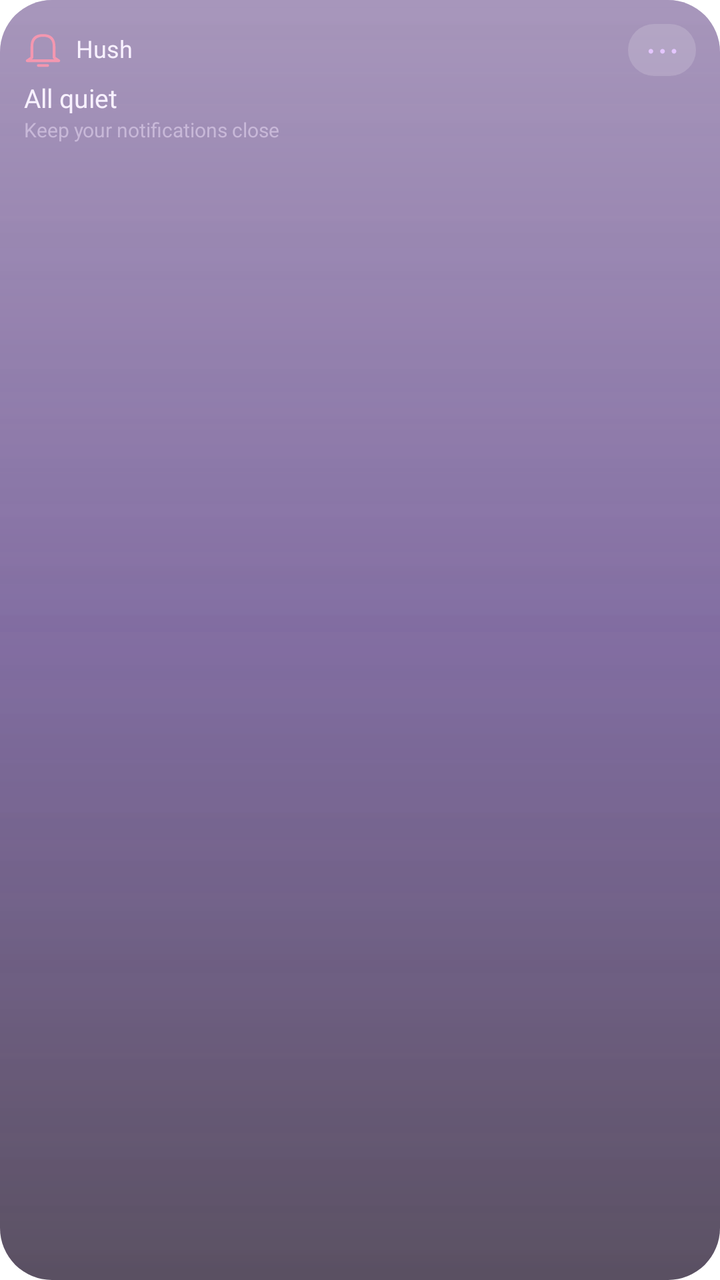
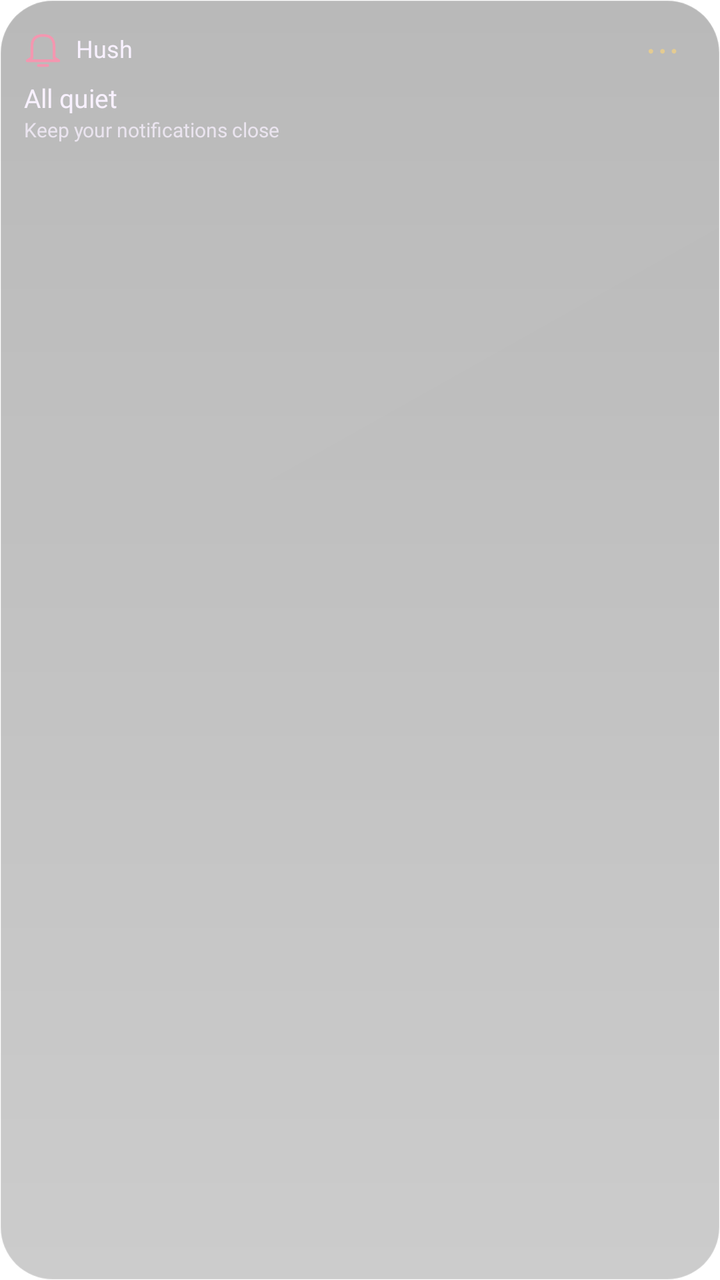

An Android layout rendered at two revisions. The XML below is the earlier revision; the diff shows what the commit changed to produce the second picture.
<!-- AndroidManifest.xml: application theme Theme.Lumen -->
<!-- res/layout/widget_preview_hush.xml -->
<?xml version='1.0' encoding='utf-8'?>
<LinearLayout xmlns:android="http://schemas.android.com/apk/res/android" android:id="@+id/widget_root" android:layout_width="match_parent" android:layout_height="match_parent" android:orientation="vertical" android:padding="12dp" android:background="@drawable/widget_glass_dark_balanced">
    <LinearLayout android:layout_width="match_parent" android:layout_height="wrap_content" android:orientation="horizontal" android:gravity="center_vertical">
        <ImageView android:id="@+id/widget_icon" android:layout_width="19dp" android:layout_height="19dp" android:contentDescription="@null" android:src="@drawable/widget_ic_hush" />
        <TextView android:id="@+id/widget_title" android:layout_width="0dp" android:layout_weight="1" android:layout_height="wrap_content" android:layout_marginStart="7dp" android:text="@string/widget_hush" android:textColor="#F8F1FF" android:textSize="12sp" android:fontFamily="@font/outfit_medium" android:maxLines="1" android:ellipsize="end" android:includeFontPadding="false" />
        <TextView android:id="@+id/widget_action" android:layout_width="34dp" android:layout_height="26dp" android:gravity="center" android:text="@string/widget_more" android:textSize="19sp" android:textColor="#E4C6FF" android:contentDescription="@string/widget_open" android:background="@drawable/widget_control" android:includeFontPadding="false" />
    </LinearLayout>
    <TextView android:id="@+id/widget_detail" android:layout_width="match_parent" android:layout_height="wrap_content" android:layout_marginTop="4dp" android:text="@string/widget_preview_hush_detail" android:textColor="#F8F1FF" android:textSize="13sp" android:fontFamily="@font/outfit_medium" android:maxLines="2" android:ellipsize="end" android:visibility="visible" android:includeFontPadding="false" />
    <Chronometer android:id="@+id/widget_timer" android:layout_width="match_parent" android:layout_height="24dp" android:textColor="#F8F1FF" android:textSize="20sp" android:fontFamily="@font/outfit_medium" android:visibility="gone" android:includeFontPadding="false" />
    <TextView android:id="@+id/widget_status" android:layout_width="match_parent" android:layout_height="wrap_content" android:layout_marginTop="2dp" android:textColor="#C8B8D8" android:textSize="10sp" android:maxLines="2" android:ellipsize="end" android:text="@string/widget_preview_hush_status" android:visibility="visible" android:includeFontPadding="false" />
    <LinearLayout android:id="@+id/widget_photos" android:layout_width="match_parent" android:layout_height="44dp" android:layout_marginTop="4dp" android:orientation="horizontal" android:gravity="center_vertical" android:visibility="gone">
        <ImageView android:id="@+id/widget_photo1" android:layout_width="0dp" android:layout_weight="1" android:layout_height="40dp" android:layout_marginEnd="4dp" android:scaleType="centerCrop" android:background="@drawable/widget_photo_frame" android:contentDescription="@string/widget_photo" android:visibility="gone" />
        <ImageView android:id="@+id/widget_photo2" android:layout_width="0dp" android:layout_weight="1" android:layout_height="40dp" android:layout_marginEnd="4dp" android:scaleType="centerCrop" android:background="@drawable/widget_photo_frame" android:contentDescription="@string/widget_photo" android:visibility="gone" />
        <ImageView android:id="@+id/widget_photo3" android:layout_width="0dp" android:layout_weight="1" android:layout_height="40dp" android:layout_marginEnd="4dp" android:scaleType="centerCrop" android:background="@drawable/widget_photo_frame" android:contentDescription="@string/widget_photo" android:visibility="gone" />
        <ImageView android:id="@+id/widget_photo4" android:layout_width="0dp" android:layout_weight="1" android:layout_height="40dp" android:layout_marginEnd="4dp" android:scaleType="centerCrop" android:background="@drawable/widget_photo_frame" android:contentDescription="@string/widget_photo" android:visibility="gone" />
    </LinearLayout>
    <LinearLayout android:id="@+id/widget_photo_names" android:layout_width="match_parent" android:layout_height="12dp" android:orientation="horizontal" android:visibility="gone">
        <TextView android:id="@+id/widget_person1" android:layout_width="0dp" android:layout_weight="1" android:layout_height="match_parent" android:textColor="#C8B8D8" android:textSize="9sp" android:gravity="center" android:maxLines="1" android:ellipsize="end" android:includeFontPadding="false" />
        <TextView android:id="@+id/widget_person2" android:layout_width="0dp" android:layout_weight="1" android:layout_height="match_parent" android:textColor="#C8B8D8" android:textSize="9sp" android:gravity="center" android:maxLines="1" android:ellipsize="end" android:includeFontPadding="false" />
        <TextView android:id="@+id/widget_person3" android:layout_width="0dp" android:layout_weight="1" android:layout_height="match_parent" android:textColor="#C8B8D8" android:textSize="9sp" android:gravity="center" android:maxLines="1" android:ellipsize="end" android:includeFontPadding="false" />
        <TextView android:id="@+id/widget_person4" android:layout_width="0dp" android:layout_weight="1" android:layout_height="match_parent" android:textColor="#C8B8D8" android:textSize="9sp" android:gravity="center" android:maxLines="1" android:ellipsize="end" android:includeFontPadding="false" />
    </LinearLayout>
    <LinearLayout android:id="@+id/widget_row1" android:layout_width="match_parent" android:layout_height="24dp" android:orientation="horizontal" android:gravity="center_vertical" android:visibility="gone">
        <TextView android:id="@+id/widget_check1" android:layout_width="34dp" android:layout_height="match_parent" android:text="@string/widget_circle" android:textColor="#E4C6FF" android:textSize="22sp" android:gravity="center_vertical" android:includeFontPadding="false" />
        <TextView android:id="@+id/widget_task1" android:layout_width="0dp" android:layout_weight="1" android:layout_height="wrap_content" android:textColor="#F8F1FF" android:textSize="12sp" android:maxLines="1" android:ellipsize="end" android:includeFontPadding="false" />
    </LinearLayout>
    <LinearLayout android:id="@+id/widget_row2" android:layout_width="match_parent" android:layout_height="24dp" android:orientation="horizontal" android:gravity="center_vertical" android:visibility="gone">
        <TextView android:id="@+id/widget_check2" android:layout_width="34dp" android:layout_height="match_parent" android:text="@string/widget_circle" android:textColor="#E4C6FF" android:textSize="22sp" android:gravity="center_vertical" android:includeFontPadding="false" />
        <TextView android:id="@+id/widget_task2" android:layout_width="0dp" android:layout_weight="1" android:layout_height="wrap_content" android:textColor="#F8F1FF" android:textSize="12sp" android:maxLines="1" android:ellipsize="end" android:includeFontPadding="false" />
    </LinearLayout>
    <TextView android:id="@+id/widget_button" android:layout_width="match_parent" android:layout_height="28dp" android:layout_marginTop="4dp" android:gravity="center" android:textColor="#2A1048" android:fontFamily="@font/outfit_medium" android:textSize="12sp" android:background="@drawable/widget_pill" android:visibility="gone" android:text="@string/widget_preview_hush_button" android:includeFontPadding="false" />
    <ProgressBar android:id="@+id/widget_meter" android:layout_width="match_parent" android:layout_height="4dp" android:layout_marginTop="8dp" android:max="100" android:progressTint="#C084FC" android:progressBackgroundTint="#33E4C6FF" android:visibility="gone" style="?android:attr/progressBarStyleHorizontal" />
</LinearLayout>
<!-- resources referenced by this layout -->
<resources>
  <!-- drawable widget_control (drawable) -->
  <?xml version="1.0" encoding="utf-8"?>
  <shape xmlns:android="http://schemas.android.com/apk/res/android">
      <corners android:radius="16dp" />
      <solid android:color="#28FFFFFF" />
  </shape>
  <!-- drawable widget_glass_dark_balanced (drawable) -->
  <?xml version="1.0" encoding="utf-8"?>
  <layer-list xmlns:android="http://schemas.android.com/apk/res/android">
      <item>
          <shape>
              <corners android:radius="26dp" />
              <gradient
                  android:angle="270"
                  android:startColor="#993B1568"
                  android:centerColor="#A62E1060"
                  android:endColor="#B314061F" />
          </shape>
      </item>
      <item>
          <shape>
              <corners android:radius="26dp" />
              <gradient
                  android:angle="270"
                  android:startColor="#40FFFFFF"
                  android:centerColor="#18E4C6FF"
                  android:endColor="#00FFFFFF" />
          </shape>
      </item>
  </layer-list>
  <!-- drawable widget_ic_hush (drawable) -->
  <vector xmlns:android="http://schemas.android.com/apk/res/android" android:width="24dp" android:height="24dp" android:viewportWidth="24" android:viewportHeight="24"><path android:pathData="M5,17 L5,10 Q5,3 12,3 Q19,3 19,10 L19,17 L22,19 L2,19 Z M9,22 L15,22" android:fillColor="@android:color/transparent" android:strokeColor="#F397B0" android:strokeWidth="1.7" android:strokeLineCap="round" android:strokeLineJoin="round" /></vector>
  <!-- drawable widget_photo_frame (drawable) -->
  <?xml version="1.0" encoding="utf-8"?>
  <shape xmlns:android="http://schemas.android.com/apk/res/android">
      <corners android:radius="16dp" />
      <solid android:color="#3314061F" />
  </shape>
  <!-- drawable widget_pill (drawable) -->
  <?xml version="1.0" encoding="utf-8"?>
  <shape xmlns:android="http://schemas.android.com/apk/res/android">
      <corners android:radius="22dp" />
      <gradient
          android:angle="0"
          android:startColor="#E9D5FF"
          android:centerColor="#D8B4FE"
          android:endColor="#F0ABFC" />
  </shape>
  <string name="widget_circle">○</string>
  <string name="widget_hush">Hush</string>
  <string name="widget_more">⋯</string>
  <string name="widget_open">Open widget</string>
  <string name="widget_photo">Photo</string>
  <string name="widget_preview_hush_button" />
  <string name="widget_preview_hush_detail">All quiet</string>
  <string name="widget_preview_hush_status">Keep your notifications close</string>
  <style name="Theme.Lumen" parent="android:Theme.Material.NoActionBar">
          <item name="android:windowShowWallpaper">true</item>
          <item name="android:windowBackground">@android:color/transparent</item>
          <item name="android:colorBackgroundCacheHint">@null</item>
          <item name="android:statusBarColor">@android:color/transparent</item>
          <item name="android:navigationBarColor">@android:color/transparent</item>
          <item name="android:windowDrawsSystemBarBackgrounds">true</item>
          <item name="android:windowLightStatusBar">false</item>
      </style>
</resources>

<!-- the commit's change to res/layout/widget_preview_hush.xml (unified diff, before → after) -->
@@ -3,11 +3,11 @@
     <LinearLayout android:layout_width="match_parent" android:layout_height="wrap_content" android:orientation="horizontal" android:gravity="center_vertical">
         <ImageView android:id="@+id/widget_icon" android:layout_width="19dp" android:layout_height="19dp" android:contentDescription="@null" android:src="@drawable/widget_ic_hush" />
         <TextView android:id="@+id/widget_title" android:layout_width="0dp" android:layout_weight="1" android:layout_height="wrap_content" android:layout_marginStart="7dp" android:text="@string/widget_hush" android:textColor="#F8F1FF" android:textSize="12sp" android:fontFamily="@font/outfit_medium" android:maxLines="1" android:ellipsize="end" android:includeFontPadding="false" />
-        <TextView android:id="@+id/widget_action" android:layout_width="34dp" android:layout_height="26dp" android:gravity="center" android:text="@string/widget_more" android:textSize="19sp" android:textColor="#E4C6FF" android:contentDescription="@string/widget_open" android:background="@drawable/widget_control" android:includeFontPadding="false" />
+        <TextView android:id="@+id/widget_action" android:layout_width="34dp" android:layout_height="26dp" android:gravity="center" android:text="@string/widget_more" android:textSize="19sp" android:textColor="#E4CB91" android:contentDescription="@string/widget_open" android:background="@drawable/widget_control" android:includeFontPadding="false" />
     </LinearLayout>
     <TextView android:id="@+id/widget_detail" android:layout_width="match_parent" android:layout_height="wrap_content" android:layout_marginTop="4dp" android:text="@string/widget_preview_hush_detail" android:textColor="#F8F1FF" android:textSize="13sp" android:fontFamily="@font/outfit_medium" android:maxLines="2" android:ellipsize="end" android:visibility="visible" android:includeFontPadding="false" />
     <Chronometer android:id="@+id/widget_timer" android:layout_width="match_parent" android:layout_height="24dp" android:textColor="#F8F1FF" android:textSize="20sp" android:fontFamily="@font/outfit_medium" android:visibility="gone" android:includeFontPadding="false" />
-    <TextView android:id="@+id/widget_status" android:layout_width="match_parent" android:layout_height="wrap_content" android:layout_marginTop="2dp" android:textColor="#C8B8D8" android:textSize="10sp" android:maxLines="2" android:ellipsize="end" android:text="@string/widget_preview_hush_status" android:visibility="visible" android:includeFontPadding="false" />
+    <TextView android:id="@+id/widget_status" android:layout_width="match_parent" android:layout_height="wrap_content" android:layout_marginTop="2dp" android:textColor="#C4F8F1FF" android:textSize="10sp" android:maxLines="2" android:ellipsize="end" android:text="@string/widget_preview_hush_status" android:visibility="visible" android:includeFontPadding="false" />
     <LinearLayout android:id="@+id/widget_photos" android:layout_width="match_parent" android:layout_height="44dp" android:layout_marginTop="4dp" android:orientation="horizontal" android:gravity="center_vertical" android:visibility="gone">
         <ImageView android:id="@+id/widget_photo1" android:layout_width="0dp" android:layout_weight="1" android:layout_height="40dp" android:layout_marginEnd="4dp" android:scaleType="centerCrop" android:background="@drawable/widget_photo_frame" android:contentDescription="@string/widget_photo" android:visibility="gone" />
         <ImageView android:id="@+id/widget_photo2" android:layout_width="0dp" android:layout_weight="1" android:layout_height="40dp" android:layout_marginEnd="4dp" android:scaleType="centerCrop" android:background="@drawable/widget_photo_frame" android:contentDescription="@string/widget_photo" android:visibility="gone" />
@@ -15,17 +15,17 @@
         <ImageView android:id="@+id/widget_photo4" android:layout_width="0dp" android:layout_weight="1" android:layout_height="40dp" android:layout_marginEnd="4dp" android:scaleType="centerCrop" android:background="@drawable/widget_photo_frame" android:contentDescription="@string/widget_photo" android:visibility="gone" />
     </LinearLayout>
     <LinearLayout android:id="@+id/widget_photo_names" android:layout_width="match_parent" android:layout_height="12dp" android:orientation="horizontal" android:visibility="gone">
-        <TextView android:id="@+id/widget_person1" android:layout_width="0dp" android:layout_weight="1" android:layout_height="match_parent" android:textColor="#C8B8D8" android:textSize="9sp" android:gravity="center" android:maxLines="1" android:ellipsize="end" android:includeFontPadding="false" />
-        <TextView android:id="@+id/widget_person2" android:layout_width="0dp" android:layout_weight="1" android:layout_height="match_parent" android:textColor="#C8B8D8" android:textSize="9sp" android:gravity="center" android:maxLines="1" android:ellipsize="end" android:includeFontPadding="false" />
-        <TextView android:id="@+id/widget_person3" android:layout_width="0dp" android:layout_weight="1" android:layout_height="match_parent" android:textColor="#C8B8D8" android:textSize="9sp" android:gravity="center" android:maxLines="1" android:ellipsize="end" android:includeFontPadding="false" />
-        <TextView android:id="@+id/widget_person4" android:layout_width="0dp" android:layout_weight="1" android:layout_height="match_parent" android:textColor="#C8B8D8" android:textSize="9sp" android:gravity="center" android:maxLines="1" android:ellipsize="end" android:includeFontPadding="false" />
+        <TextView android:id="@+id/widget_person1" android:layout_width="0dp" android:layout_weight="1" android:layout_height="match_parent" android:textColor="#C4F8F1FF" android:textSize="9sp" android:gravity="center" android:maxLines="1" android:ellipsize="end" android:includeFontPadding="false" />
+        <TextView android:id="@+id/widget_person2" android:layout_width="0dp" android:layout_weight="1" android:layout_height="match_parent" android:textColor="#C4F8F1FF" android:textSize="9sp" android:gravity="center" android:maxLines="1" android:ellipsize="end" android:includeFontPadding="false" />
+        <TextView android:id="@+id/widget_person3" android:layout_width="0dp" android:layout_weight="1" android:layout_height="match_parent" android:textColor="#C4F8F1FF" android:textSize="9sp" android:gravity="center" android:maxLines="1" android:ellipsize="end" android:includeFontPadding="false" />
+        <TextView android:id="@+id/widget_person4" android:layout_width="0dp" android:layout_weight="1" android:layout_height="match_parent" android:textColor="#C4F8F1FF" android:textSize="9sp" android:gravity="center" android:maxLines="1" android:ellipsize="end" android:includeFontPadding="false" />
     </LinearLayout>
     <LinearLayout android:id="@+id/widget_row1" android:layout_width="match_parent" android:layout_height="24dp" android:orientation="horizontal" android:gravity="center_vertical" android:visibility="gone">
-        <TextView android:id="@+id/widget_check1" android:layout_width="34dp" android:layout_height="match_parent" android:text="@string/widget_circle" android:textColor="#E4C6FF" android:textSize="22sp" android:gravity="center_vertical" android:includeFontPadding="false" />
+        <TextView android:id="@+id/widget_check1" android:layout_width="34dp" android:layout_height="match_parent" android:text="@string/widget_circle" android:textColor="#E4CB91" android:textSize="22sp" android:gravity="center_vertical" android:includeFontPadding="false" />
         <TextView android:id="@+id/widget_task1" android:layout_width="0dp" android:layout_weight="1" android:layout_height="wrap_content" android:textColor="#F8F1FF" android:textSize="12sp" android:maxLines="1" android:ellipsize="end" android:includeFontPadding="false" />
     </LinearLayout>
     <LinearLayout android:id="@+id/widget_row2" android:layout_width="match_parent" android:layout_height="24dp" android:orientation="horizontal" android:gravity="center_vertical" android:visibility="gone">
-        <TextView android:id="@+id/widget_check2" android:layout_width="34dp" android:layout_height="match_parent" android:text="@string/widget_circle" android:textColor="#E4C6FF" android:textSize="22sp" android:gravity="center_vertical" android:includeFontPadding="false" />
+        <TextView android:id="@+id/widget_check2" android:layout_width="34dp" android:layout_height="match_parent" android:text="@string/widget_circle" android:textColor="#E4CB91" android:textSize="22sp" android:gravity="center_vertical" android:includeFontPadding="false" />
         <TextView android:id="@+id/widget_task2" android:layout_width="0dp" android:layout_weight="1" android:layout_height="wrap_content" android:textColor="#F8F1FF" android:textSize="12sp" android:maxLines="1" android:ellipsize="end" android:includeFontPadding="false" />
     </LinearLayout>
     <TextView android:id="@+id/widget_button" android:layout_width="match_parent" android:layout_height="28dp" android:layout_marginTop="4dp" android:gravity="center" android:textColor="#2A1048" android:fontFamily="@font/outfit_medium" android:textSize="12sp" android:background="@drawable/widget_pill" android:visibility="gone" android:text="@string/widget_preview_hush_button" android:includeFontPadding="false" />
<!-- resource entries referenced after the edit -->
@@ -2,51 +2,31 @@
 <resources>
   <!-- drawable widget_control (drawable) -->
   <?xml version="1.0" encoding="utf-8"?>
-  <shape xmlns:android="http://schemas.android.com/apk/res/android">
-      <corners android:radius="16dp" />
-      <solid android:color="#28FFFFFF" />
-  </shape>
+  <shape xmlns:android="http://schemas.android.com/apk/res/android"><solid android:color="#00000000" /></shape>
   <!-- drawable widget_glass_dark_balanced (drawable) -->
   <?xml version="1.0" encoding="utf-8"?>
   <layer-list xmlns:android="http://schemas.android.com/apk/res/android">
-      <item>
-          <shape>
-              <corners android:radius="26dp" />
-              <gradient
-                  android:angle="270"
-                  android:startColor="#993B1568"
-                  android:centerColor="#A62E1060"
-                  android:endColor="#B314061F" />
-          </shape>
-      </item>
-      <item>
-          <shape>
-              <corners android:radius="26dp" />
-              <gradient
-                  android:angle="270"
-                  android:startColor="#40FFFFFF"
-                  android:centerColor="#18E4C6FF"
-                  android:endColor="#00FFFFFF" />
-          </shape>
-      </item>
+    <item><shape>
+      <corners android:radius="26dp" />
+      <gradient android:angle="270" android:startColor="#47000000" android:endColor="#33000000" />
+      <stroke android:width="0.8dp" android:color="#33FFFFFF" />
+  </shape></item>
+    <item><shape>
+      <corners android:radius="26dp" />
+      <gradient android:angle="315" android:startColor="#04FFFFFF" android:endColor="#00FFFFFF" />
+    </shape></item>
   </layer-list>
   <!-- drawable widget_ic_hush (drawable) -->
   <vector xmlns:android="http://schemas.android.com/apk/res/android" android:width="24dp" android:height="24dp" android:viewportWidth="24" android:viewportHeight="24"><path android:pathData="M5,17 L5,10 Q5,3 12,3 Q19,3 19,10 L19,17 L22,19 L2,19 Z M9,22 L15,22" android:fillColor="@android:color/transparent" android:strokeColor="#F397B0" android:strokeWidth="1.7" android:strokeLineCap="round" android:strokeLineJoin="round" /></vector>
   <!-- drawable widget_photo_frame (drawable) -->
   <?xml version="1.0" encoding="utf-8"?>
-  <shape xmlns:android="http://schemas.android.com/apk/res/android">
-      <corners android:radius="16dp" />
-      <solid android:color="#3314061F" />
-  </shape>
+  <shape xmlns:android="http://schemas.android.com/apk/res/android"><solid android:color="#00000000" /></shape>
   <!-- drawable widget_pill (drawable) -->
   <?xml version="1.0" encoding="utf-8"?>
   <shape xmlns:android="http://schemas.android.com/apk/res/android">
       <corners android:radius="22dp" />
-      <gradient
-          android:angle="0"
-          android:startColor="#E9D5FF"
-          android:centerColor="#D8B4FE"
-          android:endColor="#F0ABFC" />
+      <gradient android:angle="270" android:startColor="#EAD8AD" android:endColor="#DBC18A" />
+      <stroke android:width="0.7dp" android:color="#50FFFFFF" />
   </shape>
   <string name="widget_circle">○</string>
   <string name="widget_hush">Hush</string>
